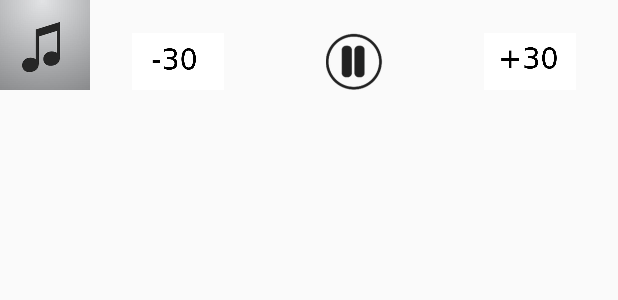
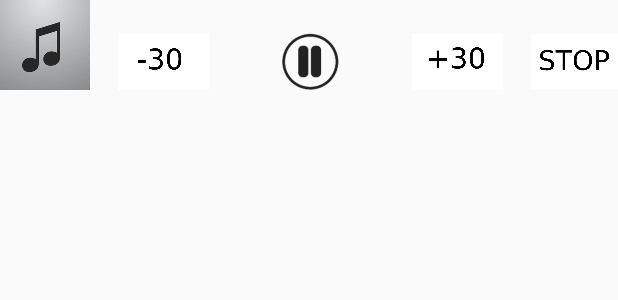
Before and after one commit to nbogdand/PlayBook, an Android app: the layout big_notification.xml on its own in the app's theme, with its tools: preview values and no code run, on a phone screen of 412 x 824 dp. Shown: the top 300 px of the screen. Run offline under Robolectric (Android 15) with nearby library versions, the phone set to English and light mode, and no system bars.

Commit message:
Added stop service in notification

```diff
--- a/app/src/main/java/com/audiobook/nbogdand/playbook/MainActivity.java
+++ b/app/src/main/java/com/audiobook/nbogdand/playbook/MainActivity.java
@@ -60,6 +60,8 @@ public class MainActivity extends AppCompatActivity {
 
             getApplicationContext().registerReceiver(mNotificationBroadcast,
                     new IntentFilter(Constants.NOTIFY_PLUS));
+            getApplicationContext().registerReceiver(mNotificationBroadcast,
+                    new IntentFilter(Constants.STOP_FOREGROUND_SERVICE));
 
             if (ActivityCompat.checkSelfPermission(this, Manifest.permission.READ_EXTERNAL_STORAGE) !=
                     PackageManager.PERMISSION_GRANTED) {
--- a/app/src/main/java/com/audiobook/nbogdand/playbook/NotificationGenerator.java
+++ b/app/src/main/java/com/audiobook/nbogdand/playbook/NotificationGenerator.java
@@ -69,12 +69,14 @@ public class NotificationGenerator {
         Intent pause = new Intent();
         Intent minus = new Intent();
         Intent plus = new Intent();
+        Intent stop = new Intent();
 
         pause.putExtra(Constants.PLAYING_SONG,playingSong);
 
         pause.setAction(Constants.NOTIFY_PAUSE);
         minus.setAction(Constants.NOTIFY_MINUS);
         plus.setAction(Constants.NOTIFY_PLUS);
+        stop.setAction(Constants.STOP_FOREGROUND_SERVICE);
 
         // Setting up the pendingIntent for buttons in notification
         // layout to do the appropriate action (rewind 30s,pause,fastforward 30s)
@@ -87,6 +89,9 @@ public class NotificationGenerator {
         PendingIntent plusPending = PendingIntent.getBroadcast(context,0,plus,PendingIntent.FLAG_UPDATE_CURRENT);
         view.setOnClickPendingIntent(R.id.notif_plus30,plusPending);
 
+        PendingIntent stopPending = PendingIntent.getBroadcast(context,0,stop,PendingIntent.FLAG_UPDATE_CURRENT);
+        view.setOnClickPendingIntent(R.id.stopService,stopPending);
+
     }
 
 
--- a/app/src/main/res/layout/big_notification.xml
+++ b/app/src/main/res/layout/big_notification.xml
@@ -28,14 +28,14 @@
             android:orientation="horizontal"
             android:layout_width="match_parent"
             android:layout_height="38dp"
-            android:weightSum="3">
+            android:weightSum="10">
 
             <ImageView
                 android:id="@+id/notif_minus30"
                 android:src="@drawable/minus30"
                 android:layout_width="38dp"
                 android:layout_height="38dp"
-                android:layout_weight="1"/>
+                android:layout_weight="3"/>
 
 
             <ImageView
@@ -43,16 +43,21 @@
                 android:src="@drawable/pause"
                 android:layout_width="38dp"
                 android:layout_height="38dp"
-                android:layout_weight="1"/>
+                android:layout_weight="3"/>
 
             <ImageView
                 android:id="@+id/notif_plus30"
                 android:src="@drawable/plus30"
                 android:layout_width="38dp"
                 android:layout_height="38dp"
+                android:layout_weight="3"/>
+
+            <ImageView
+                android:id="@+id/stopService"
+                android:src="@drawable/stop_service"
+                android:layout_width="38dp"
+                android:layout_height="38dp"
                 android:layout_weight="1"/>
-
-
 
         </LinearLayout>
 
```
Also changed, not shown: app/src/main/java/com/audiobook/nbogdand/playbook/BroadcastReciever/NotificationBroadcast.java (+7 -0 lines), app/src/main/java/com/audiobook/nbogdand/playbook/PlaySongActivity.java (+67 -4 lines), app/src/main/java/com/audiobook/nbogdand/playbook/Services/AudioService.java (+33 -15 lines), app/src/main/res/layout/play_song_activity.xml (+17 -18 lines), app/src/main/res/drawable/stop_service.png (added).
